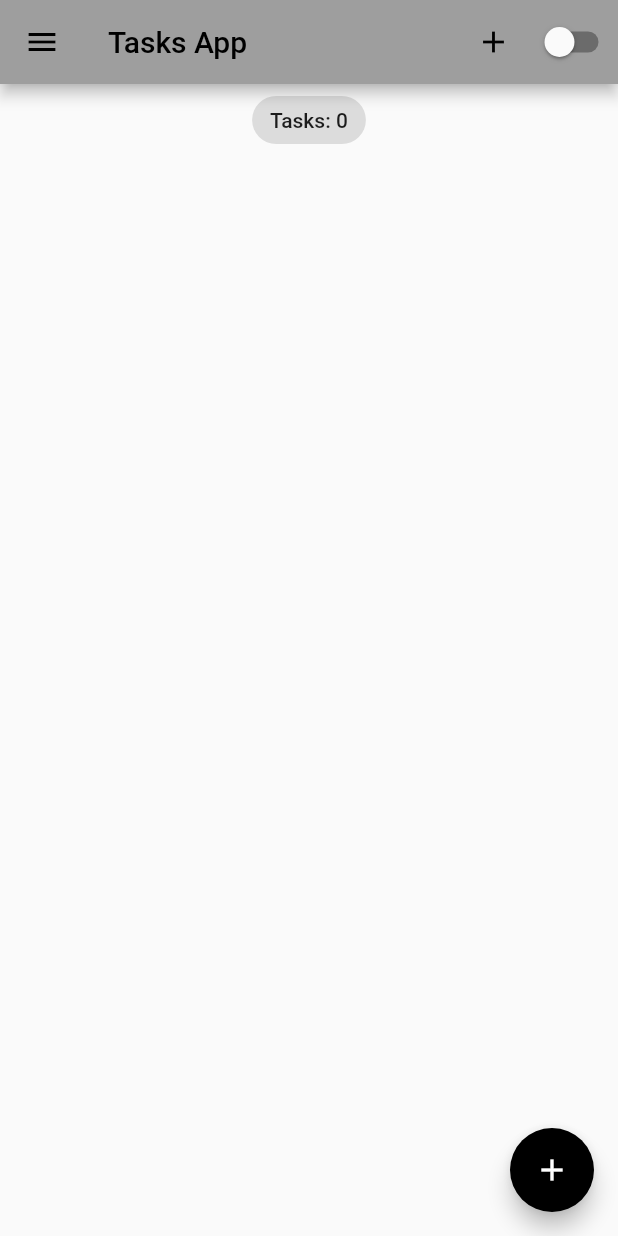
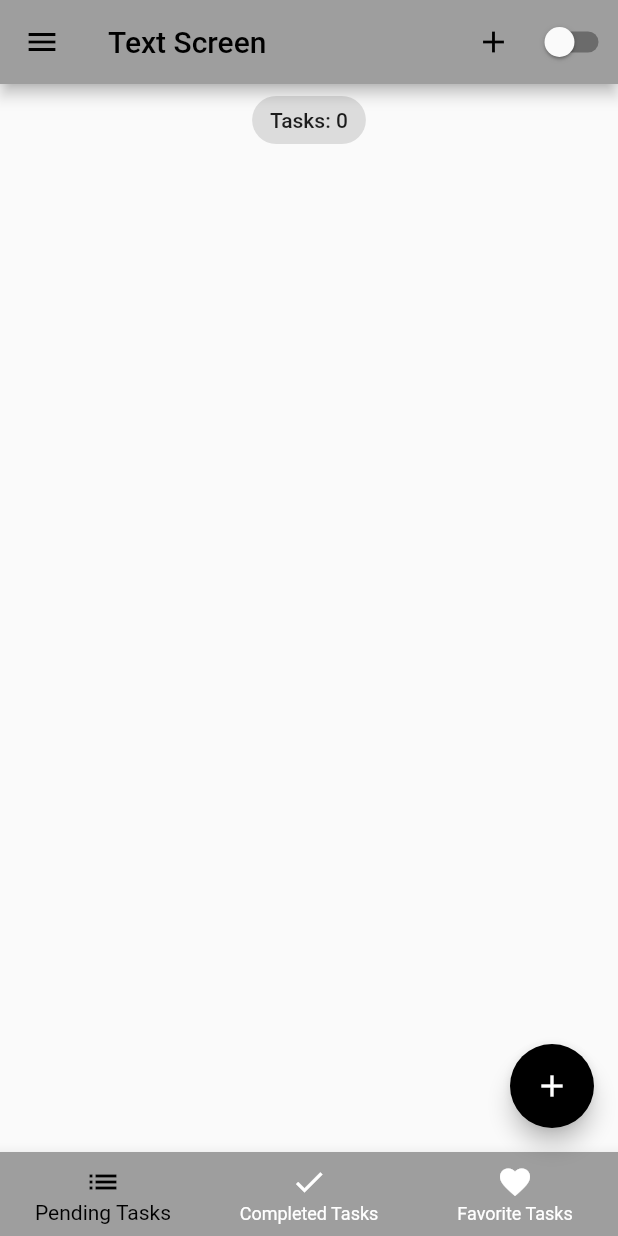
Before and after one commit to Anastasia9595/to-do-app, a Flutter app: the screen it shows after launch, on a phone screen of 412 x 824 dp. Run offline on Flutter 3.47's test engine with Material 2 defaults, Android fonts, the phone set to English and light mode, and no system bars; our stand-ins replace bloc, equatable, flutter_bloc, hydrated_bloc.

```diff
--- a/to_do_app/lib/blocs/switch_bloc/switch_bloc.dart
+++ b/to_do_app/lib/blocs/switch_bloc/switch_bloc.dart
@@ -2,11 +2,13 @@ import 'package:bloc/bloc.dart';
 import 'package:equatable/equatable.dart';
 import 'package:meta/meta.dart';
 
+import '../bloc_exports.dart';
+
 part 'switch_event.dart';
 part 'switch_state.dart';
 
-class SwitchBloc extends Bloc<SwitchEvent, SwitchState> {
-  SwitchBloc() : super(SwitchInitial(switchValue: false)) {
+class SwitchBloc extends HydratedBloc<SwitchEvent, SwitchState> {
+  SwitchBloc() : super(const SwitchInitial(switchValue: false)) {
     on<SwitchOnEvent>((event, emit) {
       emit(
         const SwitchState(switchValue: true),
@@ -18,4 +20,14 @@ class SwitchBloc extends Bloc<SwitchEvent, SwitchState> {
       );
     });
   }
+
+  @override
+  SwitchState? fromJson(Map<String, dynamic> json) {
+    return SwitchState.fromMap(json);
+  }
+
+  @override
+  Map<String, dynamic>? toJson(SwitchState state) {
+    return state.toMap();
+  }
 }
--- a/to_do_app/lib/blocs/switch_bloc/switch_state.dart
+++ b/to_do_app/lib/blocs/switch_bloc/switch_state.dart
@@ -5,8 +5,20 @@ class SwitchState extends Equatable {
   const SwitchState({required this.switchValue});
   @override
   List<Object?> get props => [switchValue];
+
+  Map<String, dynamic> toMap() {
+    return <String, dynamic>{
+      'switchValue': switchValue,
+    };
+  }
+
+  factory SwitchState.fromMap(Map<String, dynamic> map) {
+    return SwitchState(
+      switchValue: map['switchValue'] as bool,
+    );
+  }
 }
 
 class SwitchInitial extends SwitchState {
-  SwitchInitial({required bool switchValue}) : super(switchValue: switchValue);
+  const SwitchInitial({required bool switchValue}) : super(switchValue: switchValue);
 }
--- a/to_do_app/lib/main.dart
+++ b/to_do_app/lib/main.dart
@@ -1,5 +1,6 @@
 import 'package:flutter/material.dart';
 import 'package:path_provider/path_provider.dart';
+import 'package:to_do_app/screens/tabs_screen.dart';
 import 'package:to_do_app/services/app_theme.dart';
 
 import 'blocs/bloc_exports.dart';
@@ -39,7 +40,7 @@ class MyApp extends StatelessWidget {
             theme: state.switchValue
                 ? AppThemes.appThemeData[AppTheme.darkTheme]
                 : AppThemes.appThemeData[AppTheme.lightTheme],
-            home: const TasksScreen(),
+            home: const TabsScreen(),
             onGenerateRoute: appRouter.onGenerateRoute,
           );
         },
--- a/to_do_app/lib/screens/my_drawer.dart
+++ b/to_do_app/lib/screens/my_drawer.dart
@@ -1,4 +1,5 @@
 import 'package:flutter/material.dart';
+import 'package:to_do_app/screens/tabs_screen.dart';
 import 'package:to_do_app/screens/tasks_screen.dart';
 
 import '../blocs/bloc_exports.dart';
@@ -25,7 +26,7 @@ class MyDrawer extends StatelessWidget {
             BlocBuilder<TasksBloc, TasksState>(
               builder: (context, state) {
                 return GestureDetector(
-                  onTap: () => Navigator.of(context).pushReplacementNamed(TasksScreen.id),
+                  onTap: () => Navigator.of(context).pushReplacementNamed(TabsScreen.id),
                   child: ListTile(
                     leading: const Icon(Icons.folder_special),
                     title: const Text('My Tasks'),
--- /dev/null
+++ b/to_do_app/lib/screens/tabs_screen.dart
@@ -0,0 +1,77 @@
+import 'package:flutter/material.dart';
+import 'package:to_do_app/screens/tasks_screen.dart';
+
+import '../blocs/bloc_exports.dart';
+import 'add_task_screen.dart';
+import 'my_drawer.dart';
+
+class TabsScreen extends StatelessWidget {
+  const TabsScreen({Key? key}) : super(key: key);
+
+  static const id = 'tabs_screen';
+
+  void _addTask(BuildContext context) {
+    showModalBottomSheet(
+      isDismissible: false,
+      context: context,
+      builder: (context) => SingleChildScrollView(
+        child: Container(
+          padding: EdgeInsets.only(bottom: MediaQuery.of(context).viewInsets.bottom),
+          child: const AddTaskScreen(),
+        ),
+      ),
+    );
+  }
+
+  @override
+  Widget build(BuildContext context) {
+    return Scaffold(
+      appBar: AppBar(
+        title: const Text('Text Screen'),
+        actions: [
+          IconButton(
+            onPressed: () => _addTask(context),
+            icon: const Icon(Icons.add),
+          ),
+          BlocBuilder<SwitchBloc, SwitchState>(
+            builder: (context, state) {
+              return Switch(
+                  activeColor: Colors.purple,
+                  value: state.switchValue,
+                  onChanged: (newValue) {
+                    newValue
+                        ? context.read<SwitchBloc>().add(SwitchOnEvent())
+                        : context.read<SwitchBloc>().add(SwitchOffEvent());
+                  });
+            },
+          ),
+        ],
+      ),
+      drawer: const MyDrawer(),
+      body: const TasksScreen(),
+      floatingActionButton: FloatingActionButton(
+        onPressed: () => _addTask(context),
+        tooltip: 'Add Task',
+        child: const Icon(Icons.add),
+      ),
+      bottomNavigationBar: BottomNavigationBar(
+        currentIndex: 0,
+        onTap: (index) {},
+        items: const [
+          BottomNavigationBarItem(
+            icon: Icon(Icons.list),
+            label: 'Pending Tasks',
+          ),
+          BottomNavigationBarItem(
+            icon: Icon(Icons.done),
+            label: 'Completed Tasks',
+          ),
+          BottomNavigationBarItem(
+            icon: Icon(Icons.favorite),
+            label: 'Favorite Tasks',
+          ),
+        ],
+      ),
+    );
+  }
+}
--- a/to_do_app/lib/screens/tasks_screen.dart
+++ b/to_do_app/lib/screens/tasks_screen.dart
@@ -16,47 +16,12 @@ class TasksScreen extends StatefulWidget {
 }
 
 class _TasksScreenState extends State<TasksScreen> {
-  void _addTask(BuildContext context) {
-    showModalBottomSheet(
-      isDismissible: false,
-      context: context,
-      builder: (context) => SingleChildScrollView(
-        child: Container(
-          padding: EdgeInsets.only(bottom: MediaQuery.of(context).viewInsets.bottom),
-          child: const AddTaskScreen(),
-        ),
-      ),
-    );
-  }
-
   @override
   Widget build(BuildContext context) {
     return BlocBuilder<TasksBloc, TasksState>(
       builder: (context, state) {
         List<Task> tasksList = state.alltasks;
         return Scaffold(
-          appBar: AppBar(
-            title: const Text('Tasks App'),
-            actions: [
-              IconButton(
-                onPressed: () => _addTask(context),
-                icon: const Icon(Icons.add),
-              ),
-              BlocBuilder<SwitchBloc, SwitchState>(
-                builder: (context, state) {
-                  return Switch(
-                      activeColor: Colors.purple,
-                      value: state.switchValue,
-                      onChanged: (newValue) {
-                        newValue
-                            ? context.read<SwitchBloc>().add(SwitchOnEvent())
-                            : context.read<SwitchBloc>().add(SwitchOffEvent());
-                      });
-                },
-              ),
-            ],
-          ),
-          drawer: const MyDrawer(),
           body: Column(
             crossAxisAlignment: CrossAxisAlignment.center,
             children: [
@@ -68,11 +33,6 @@ class _TasksScreenState extends State<TasksScreen> {
               TasksList(tasksList: tasksList),
             ],
           ),
-          floatingActionButton: FloatingActionButton(
-            onPressed: () => _addTask(context),
-            tooltip: 'Add Task',
-            child: const Icon(Icons.add),
-          ),
         );
       },
     );
--- a/to_do_app/lib/services/app_router.dart
+++ b/to_do_app/lib/services/app_router.dart
@@ -1,5 +1,6 @@
 import 'package:flutter/material.dart';
 import 'package:to_do_app/screens/recycle_bin.dart';
+import 'package:to_do_app/screens/tabs_screen.dart';
 import 'package:to_do_app/screens/tasks_screen.dart';
 
 class AppRouter {
@@ -7,8 +8,8 @@ class AppRouter {
     switch (routerSettings.name) {
       case RecycleBin.id:
         return MaterialPageRoute(builder: (_) => const RecycleBin());
-      case TasksScreen.id:
-        return MaterialPageRoute(builder: (_) => const TasksScreen());
+      case TabsScreen.id:
+        return MaterialPageRoute(builder: (_) => const TabsScreen());
       default:
         return null;
     }
```
